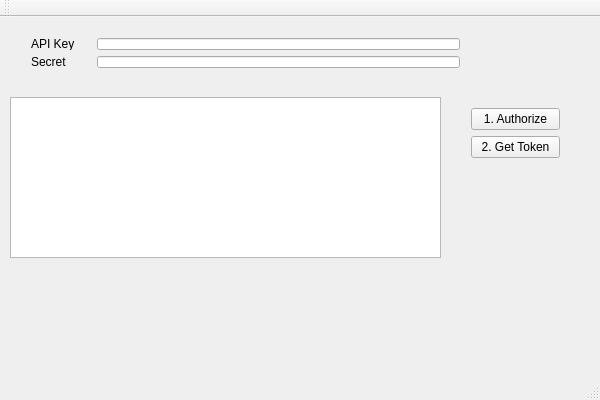
This is mainwindow.ui in tdmatsu/FlickrAPITest as Qt 5 draws it before an edit. The edited form follows.
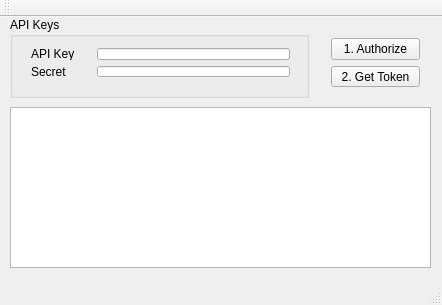
This is the edited form.

Commit message: Added loading/saving settings

Diff of the .ui file:
```diff
--- a/mainwindow.ui
+++ b/mainwindow.ui
@@ -6,8 +6,8 @@
    <rect>
     <x>0</x>
     <y>0</y>
-    <width>600</width>
-    <height>400</height>
+    <width>442</width>
+    <height>305</height>
    </rect>
   </property>
   <property name="windowTitle">
@@ -18,8 +18,8 @@
     <property name="geometry">
      <rect>
       <x>10</x>
-      <y>80</y>
-      <width>431</width>
+      <y>90</y>
+      <width>421</width>
       <height>161</height>
      </rect>
     </property>
@@ -27,74 +27,10 @@
    <widget class="QWidget" name="layoutWidget">
     <property name="geometry">
      <rect>
-      <x>20</x>
+      <x>320</x>
       <y>10</y>
-      <width>451</width>
-      <height>52</height>
-     </rect>
-    </property>
-    <layout class="QVBoxLayout" name="verticalLayout">
-     <item>
-      <layout class="QHBoxLayout" name="horizontalLayout">
-       <item>
-        <widget class="QLabel" name="label">
-         <property name="sizePolicy">
-          <sizepolicy hsizetype="Fixed" vsizetype="Preferred">
-           <horstretch>0</horstretch>
-           <verstretch>0</verstretch>
-          </sizepolicy>
-         </property>
-         <property name="minimumSize">
-          <size>
-           <width>60</width>
-           <height>0</height>
-          </size>
-         </property>
-         <property name="text">
-          <string>API Key</string>
-         </property>
-        </widget>
-       </item>
-       <item>
-        <widget class="QLineEdit" name="txtApiKey"/>
-       </item>
-      </layout>
-     </item>
-     <item>
-      <layout class="QHBoxLayout" name="horizontalLayout_2">
-       <item>
-        <widget class="QLabel" name="label_2">
-         <property name="sizePolicy">
-          <sizepolicy hsizetype="Fixed" vsizetype="Preferred">
-           <horstretch>0</horstretch>
-           <verstretch>0</verstretch>
-          </sizepolicy>
-         </property>
-         <property name="minimumSize">
-          <size>
-           <width>60</width>
-           <height>0</height>
-          </size>
-         </property>
-         <property name="text">
-          <string>Secret</string>
-         </property>
-        </widget>
-       </item>
-       <item>
-        <widget class="QLineEdit" name="txtSecret"/>
-       </item>
-      </layout>
-     </item>
-    </layout>
-   </widget>
-   <widget class="QWidget" name="">
-    <property name="geometry">
-     <rect>
-      <x>460</x>
-      <y>80</y>
       <width>111</width>
-      <height>181</height>
+      <height>71</height>
      </rect>
     </property>
     <layout class="QVBoxLayout" name="verticalLayout_2">
@@ -127,6 +63,86 @@
      </item>
     </layout>
    </widget>
+   <widget class="QGroupBox" name="groupBox">
+    <property name="geometry">
+     <rect>
+      <x>10</x>
+      <y>0</y>
+      <width>299</width>
+      <height>81</height>
+     </rect>
+    </property>
+    <property name="title">
+     <string>API Keys</string>
+    </property>
+    <widget class="QWidget" name="layoutWidget">
+     <property name="geometry">
+      <rect>
+       <x>10</x>
+       <y>20</y>
+       <width>281</width>
+       <height>51</height>
+      </rect>
+     </property>
+     <layout class="QVBoxLayout" name="verticalLayout">
+      <item>
+       <layout class="QHBoxLayout" name="horizontalLayout">
+        <item>
+         <widget class="QLabel" name="label">
+          <property name="sizePolicy">
+           <sizepolicy hsizetype="Fixed" vsizetype="Preferred">
+            <horstretch>0</horstretch>
+            <verstretch>0</verstretch>
+           </sizepolicy>
+          </property>
+          <property name="minimumSize">
+           <size>
+            <width>60</width>
+            <height>0</height>
+           </size>
+          </property>
+          <property name="text">
+           <string>API Key</string>
+          </property>
+         </widget>
+        </item>
+        <item>
+         <widget class="QLineEdit" name="txtApiKey"/>
+        </item>
+       </layout>
+      </item>
+      <item>
+       <layout class="QHBoxLayout" name="horizontalLayout_2">
+        <item>
+         <widget class="QLabel" name="label_2">
+          <property name="sizePolicy">
+           <sizepolicy hsizetype="Fixed" vsizetype="Preferred">
+            <horstretch>0</horstretch>
+            <verstretch>0</verstretch>
+           </sizepolicy>
+          </property>
+          <property name="minimumSize">
+           <size>
+            <width>60</width>
+            <height>0</height>
+           </size>
+          </property>
+          <property name="text">
+           <string>Secret</string>
+          </property>
+         </widget>
+        </item>
+        <item>
+         <widget class="QLineEdit" name="txtSecret"/>
+        </item>
+       </layout>
+      </item>
+     </layout>
+    </widget>
+    <zorder>layoutWidget</zorder>
+    <zorder></zorder>
+    <zorder></zorder>
+   </widget>
   </widget>
   <widget class="QMenuBar" name="menuBar">
    <property name="geometry">
```
Left out of the diff: 2 changed lines with no effect on the pictures. The commit also changes 2 other files.
